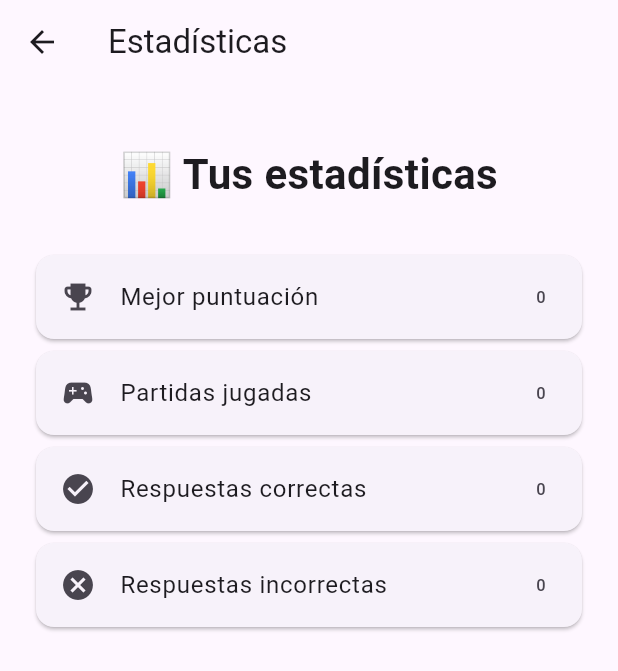
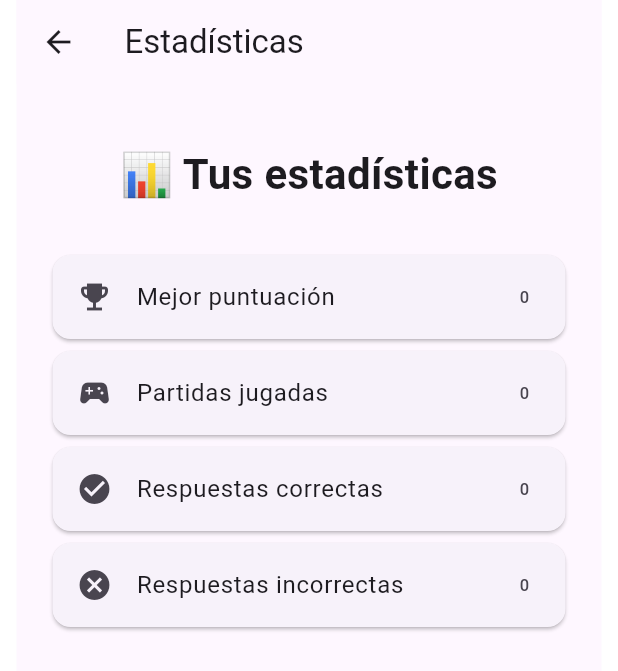
Before and after one commit to dannydeward/cazaerrores, a Flutter app: the screen it shows after launch, after a tap on the "bar chart" icon, on a phone screen of 412 x 824 dp. Shown: the top 671 px of the screen. Run offline on Flutter 3.47's test engine with Material 3 defaults, Android fonts, the phone set to English and light mode, and no system bars; our stand-ins replace shared_preferences.

Commit message:
Add files via upload

```diff
--- a/lib/main.dart
+++ b/lib/main.dart
@@ -12,7 +12,17 @@ class CazaErroresApp extends StatelessWidget {
   Widget build(BuildContext context) {
     return MaterialApp(
       debugShowCheckedModeBanner: false,
-      title: 'CazaErrores',
+      title: 'Gramaticador',
+
+      builder: (context, child) {
+        return Center(
+          child: SizedBox(
+            width: 390,
+            child: child,
+          ),
+        );
+      },
+
       home: const HomeScreen(),
     );
   }
```
